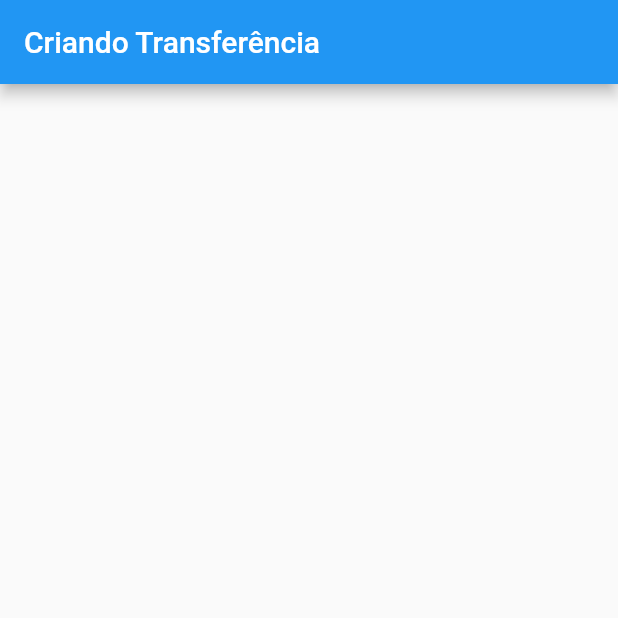
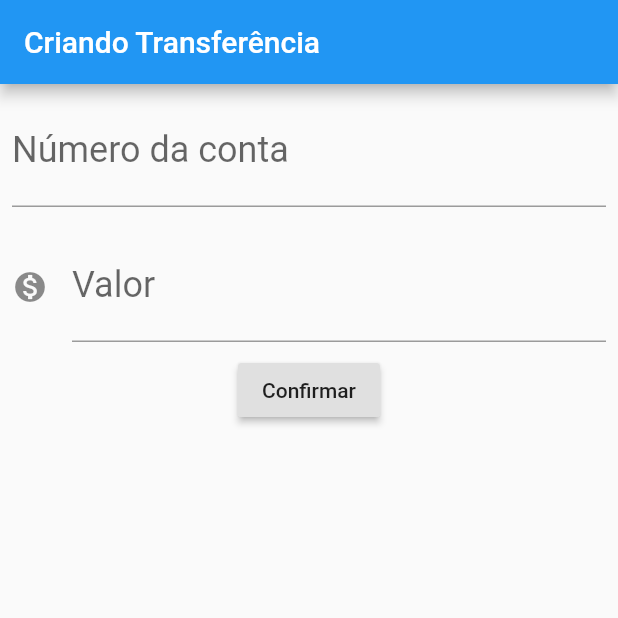
Before and after one commit to gabrieldarlan/bytebank_novo, a Flutter app: the screen it shows after launch, on a phone screen of 412 x 824 dp, the top half of it. Run offline on Flutter 3.47's test engine with Material 2 defaults, Android fonts, the phone set to English and light mode, and no system bars.

Commit message:
cap03 completo

```diff
--- a/lib/main.dart
+++ b/lib/main.dart
@@ -1,16 +1,66 @@
 import 'package:flutter/cupertino.dart';
 import 'package:flutter/material.dart';
+import 'package:flutter/widgets.dart';
 
 void main() => runApp(BytebankApp());
 
 class FormularioTransferencia extends StatelessWidget {
+  final TextEditingController _controladorCampoNumeroConta =
+      TextEditingController();
+  final TextEditingController _controladorCampoValor = TextEditingController();
+
   @override
   Widget build(BuildContext context) {
     return Scaffold(
       appBar: AppBar(
         title: Text('Criando Transferência'),
       ),
-      body: Text(''),
+      body: Column(
+        children: [
+          Padding(
+            padding: const EdgeInsets.all(8.0),
+            child: TextField(
+              controller: _controladorCampoNumeroConta,
+              style: TextStyle(
+                fontSize: 24.0,
+              ),
+              decoration: InputDecoration(
+                labelText: 'Número da conta',
+                hintText: '0000',
+              ),
+              keyboardType: TextInputType.number,
+            ),
+          ),
+          Padding(
+            padding: const EdgeInsets.all(8.0),
+            child: TextField(
+              controller: _controladorCampoValor,
+              style: TextStyle(
+                fontSize: 24.0,
+              ),
+              decoration: InputDecoration(
+                icon: Icon(Icons.monetization_on),
+                labelText: 'Valor',
+                hintText: '0.00',
+              ),
+              keyboardType: TextInputType.number,
+            ),
+          ),
+          RaisedButton(
+            child: Text('Confirmar'),
+            onPressed: () {
+              debugPrint('clicou no confirmar');
+              final int numeroConta =
+                  int.tryParse(_controladorCampoNumeroConta.text);
+              final double valor = double.tryParse(_controladorCampoValor.text);
+              if (numeroConta != null && valor != null) {
+                final transferenciaCriada = Transferencia(valor, numeroConta);
+                debugPrint('$transferenciaCriada');
+              }
+            },
+          )
+        ],
+      ),
     );
   }
 }
@@ -71,4 +121,9 @@ class Transferencia {
   final int numeroConta;
 
   Transferencia(this.valor, this.numeroConta);
+
+  @override
+  String toString() {
+    return 'Transferencia{valor: $valor, numeroConta: $numeroConta}';
+  }
 }
```
